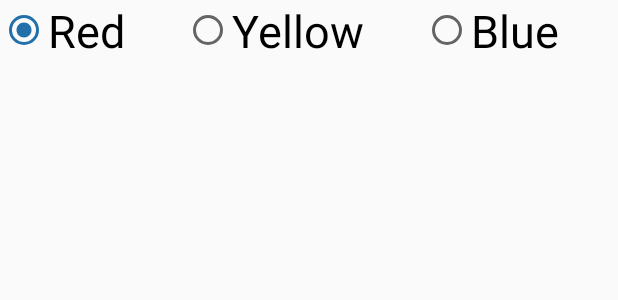
After one commit to YellowPluff/Car-Loan-Calculator, an Android app: the layout activity_color.xml on its own in the app's theme, with its tools: preview values and no code run, on a phone screen of 412 x 824 dp. The commit adds this screen. Shown: the top 300 px of the screen. Run offline under Robolectric (Android 15) with nearby library versions, the phone set to English and light mode, and no system bars.

Commit message:
color activity

```diff
--- a/app/src/main/AndroidManifest.xml
+++ b/app/src/main/AndroidManifest.xml
@@ -16,6 +16,7 @@
                 <category android:name="android.intent.category.LAUNCHER" />
             </intent-filter>
         </activity>
+        <activity android:name=".ColorActivity"></activity>
     </application>
 
 </manifest>
--- /dev/null
+++ b/app/src/main/res/layout/activity_color.xml
@@ -0,0 +1,36 @@
+<?xml version="1.0" encoding="utf-8"?>
+<LinearLayout xmlns:android="http://schemas.android.com/apk/res/android"
+    android:orientation="horizontal" android:layout_width="match_parent"
+    android:layout_height="match_parent">
+
+    <RadioGroup
+        android:layout_width="match_parent"
+        android:layout_height="wrap_content"
+        android:orientation="horizontal" >
+
+        <RadioButton
+            android:id="@+id/red_button"
+            android:layout_width="wrap_content"
+            android:layout_height="wrap_content"
+            android:layout_weight="1"
+            android:textSize="30dp"
+            android:text="Red"
+            android:checked="true" />
+
+        <RadioButton
+            android:id="@+id/yellow_button"
+            android:layout_width="wrap_content"
+            android:layout_height="wrap_content"
+            android:layout_weight="1"
+            android:textSize="30dp"
+            android:text="Yellow" />
+
+        <RadioButton
+            android:id="@+id/blue_button"
+            android:layout_width="wrap_content"
+            android:layout_height="wrap_content"
+            android:layout_weight="1"
+            android:textSize="30dp"
+            android:text="Blue" />
+    </RadioGroup>
+</LinearLayout>
```
Also changed, not shown: app/src/main/java/com/example/carloancalculator/ColorActivity.java (added, +37 -0 lines), app/src/main/java/com/example/carloancalculator/MainActivity.java (+13 -0 lines), app/src/main/res/layout/activity_main.xml (+8 -0 lines).
